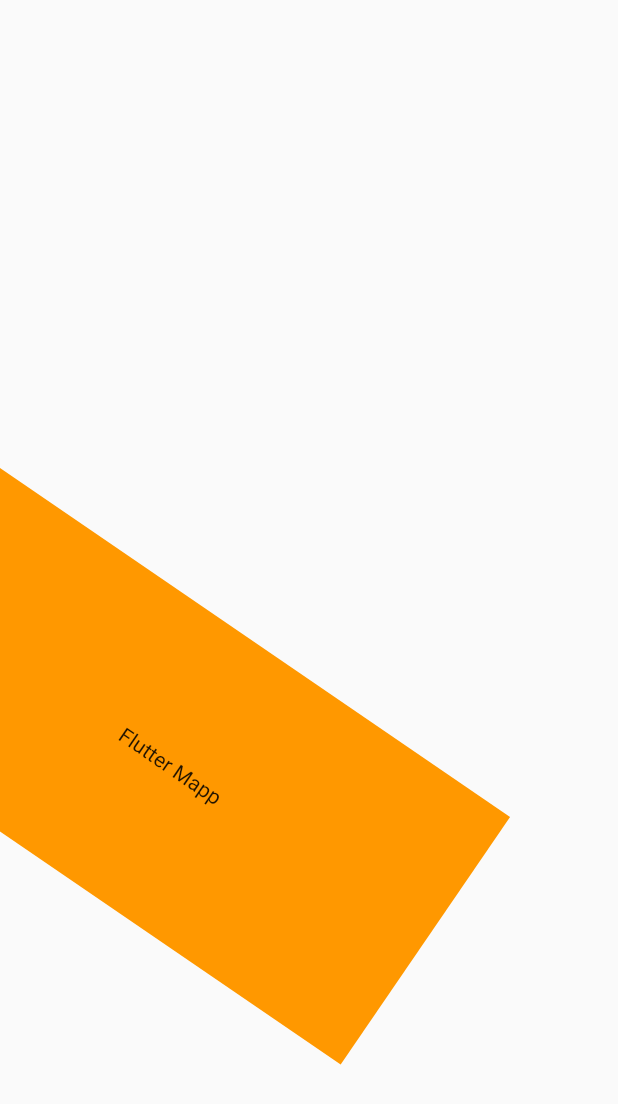
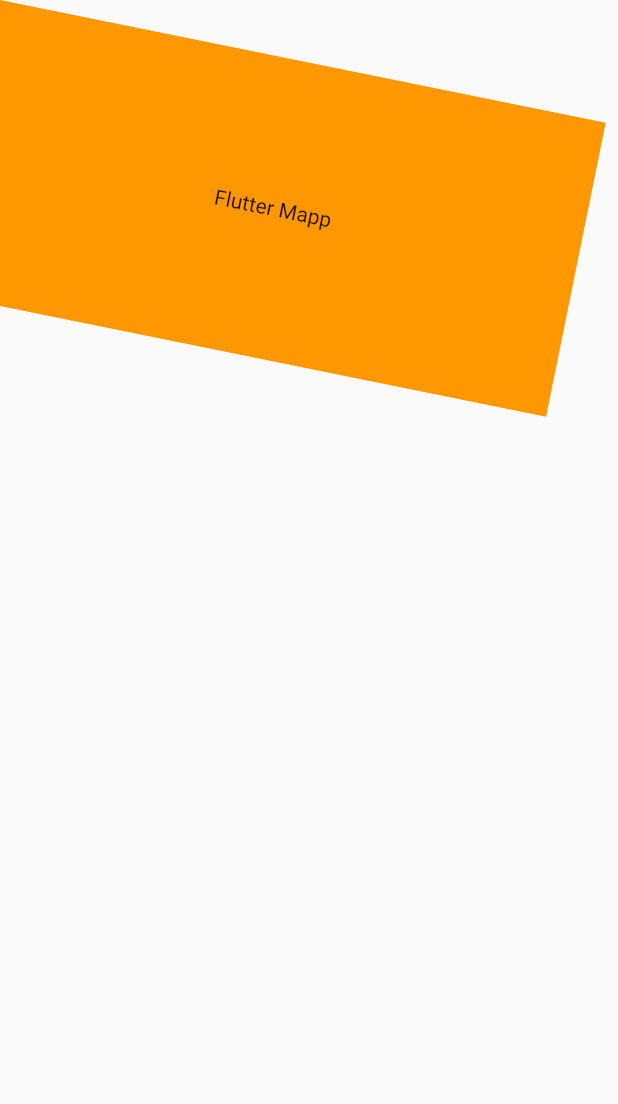
Before and after one commit to zalkary4/flutter_widget_2, a Flutter app: the ContainerWidget widget shown alone on an empty page, opened directly, on a phone screen of 412 x 824 dp. Shown: the top 1104 px of the screen. Run offline on Flutter 3.47's test engine with Material 2 defaults, Android fonts, the phone set to English and light mode, and no system bars; network calls fail.

```diff
--- a/lib/main.dart
+++ b/lib/main.dart
@@ -1,5 +1,5 @@
 import 'package:flutter/material.dart';
-import 'package:flutter_application_1/widgets/container.dart';
+import 'package:flutter_application_1/widgets/cupertino_action_sheet_action.dart';
 
 void main() {
   runApp(const MyApp());
@@ -20,7 +20,7 @@ class _MyAppState extends State<MyApp> {
       theme: ThemeData(
         primarySwatch: Colors.blue,
       ),
-      home: const ContainerWidget(),
+      home: const CupertinoActionSheepWidget(),
     );
   }
 }
--- a/lib/widgets/container.dart
+++ b/lib/widgets/container.dart
@@ -12,18 +12,13 @@ class ContainerWidget extends StatefulWidget {
 class _ContainerWidgetState extends State<ContainerWidget> {
   @override
   Widget build(BuildContext context) {
-    return Scaffold(
-      body: Center(
-        child: Container(
-          padding: const EdgeInsets.all(8.0),
-          color: Colors.orange,
-          alignment: Alignment.center,
-          constraints: const BoxConstraints.expand(height: 200),
-          transform: Matrix4.rotationZ(0.6),
-          // transform: Matrix4.rotationZ(0.6),
-          child: const Text('Flutter Mapp'),
-        ),
-      ),
+    return Container(
+      padding: const EdgeInsets.all(8.0),
+      color: Colors.orange,
+      alignment: Alignment.center,
+      constraints: const BoxConstraints.expand(height: 200),
+      transform: Matrix4.rotationZ(0.2),
+      child: const Text('Flutter Mapp'),
     );
   }
 }
```
Also changed, not shown: lib/widgets/cupertino_action_sheet_action.dart (added, +48 -0 lines).
